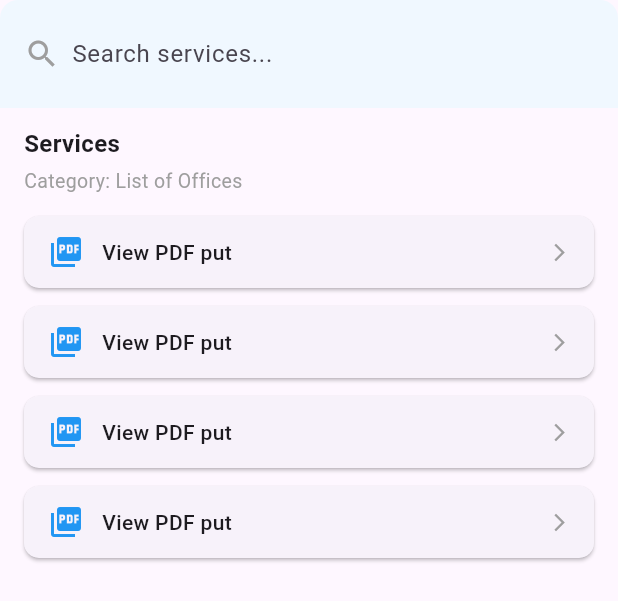
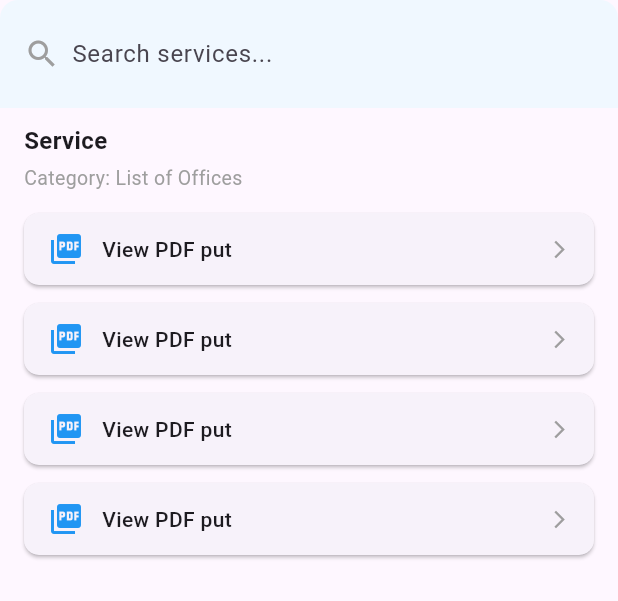
Before and after one commit to CarLCode02/FlutterColl, a Flutter app: the ListOfOfficesView widget shown alone on an empty page, opened directly, on a phone screen of 412 x 824 dp. Shown: the top 601 px of the screen. Run offline on Flutter 3.47's test engine with Material 3 defaults, Android fonts, the phone set to English and light mode, and no system bars; network calls fail.

Commit message:
make some changes

```diff
--- a/lib/category_views/list_of_offices_view.dart
+++ b/lib/category_views/list_of_offices_view.dart
@@ -27,9 +27,9 @@ class _ListOfOfficesViewState extends State<ListOfOfficesView> {
         children: [
           _searchHeader(),
           const Padding(
-            padding: EdgeInsets.fromLTRB(16, 12, 16, 4),
+            padding: EdgeInsets.fromLTRB(16, 10, 16, 4),
             child: Text(
-              'Services',
+              'Service',
               style: TextStyle(fontSize: 16, fontWeight: FontWeight.bold),
             ),
           ),
```
